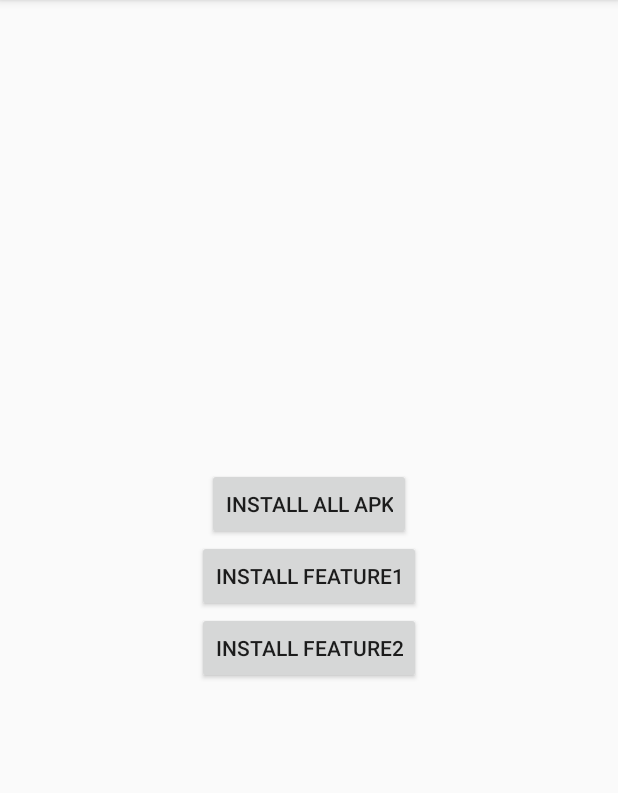
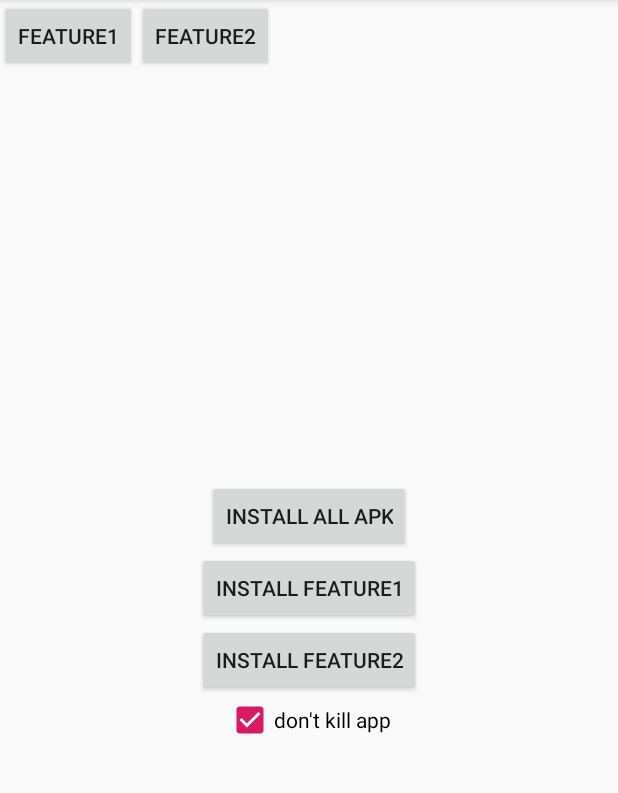
Before and after one commit to act262/ApkInstaller, an Android app: the screen it shows after launch (MainActivity), after a tap on "INSTALL ALL APK", on a phone screen of 412 x 824 dp, the part 84-877 px from its top. Run offline under Robolectric (Android 15) with nearby library versions, the phone set to English and light mode, and no system bars.

Commit message:
Update demo

```diff
--- a/app/src/main/java/io/zcx/apk/demo/MainActivity.kt
+++ b/app/src/main/java/io/zcx/apk/demo/MainActivity.kt
@@ -8,14 +8,15 @@ import android.os.Bundle
 import android.support.v4.app.ActivityCompat
 import android.support.v7.app.AppCompatActivity
 import android.view.View
-import android.view.ViewGroup
-import android.widget.Button
 import io.zcx.apk.ApkInstaller
 import io.zcx.apk.InstallParams
 import io.zcx.apk.InstallerCallback
-import org.jetbrains.anko.*
+import kotlinx.android.synthetic.main.activity_main.*
+import org.jetbrains.anko.alert
 import org.jetbrains.anko.appcompat.v7.Appcompat
-import org.jetbrains.anko.sdk27.coroutines.onClick
+import org.jetbrains.anko.noButton
+import org.jetbrains.anko.toast
+import org.jetbrains.anko.yesButton
 import java.io.File
 
 class MainActivity : AppCompatActivity() {
@@ -25,44 +26,10 @@ class MainActivity : AppCompatActivity() {
         setContentView(R.layout.activity_main)
 
         println("  $classLoader")
-
-
-        try {
-            val clazz = Class.forName("io.zcx.apk.dynamic_feature1.Feature1Activity")
-            val button = Button(this)
-            button.text = "feature1"
-            button.onClick {
-                alert(Appcompat, "Loaded feature1 apk", "Hi there") {
-                    yesButton {
-                        toast("Oh…")
-                        startActivity(Intent(this@MainActivity, clazz))
-                    }
-                    noButton {}
-                }.show()
-            }
-            addContentView(button, ViewGroup.LayoutParams(-2, -2))
-        } catch (e: Exception) {
-            e.printStackTrace()
     }
 
-
-        try {
-            val clazz = Class.forName("io.zcx.apk.dynamic_feature2.Feature2Activity")
-
-            frameLayout {
-                button("Feature1") {
-                    onClick {
-                        startActivity(Intent(this@MainActivity, clazz))
-                    }
-                }
-            }
-        } catch (e: Exception) {
-        }
-    }
-
-
     fun installApk(view: View) {
-
+        var dontKillApp = cb_dont_kill_app.isChecked
         when (view.id) {
             R.id.btn_install_all -> {
                 val apks = setOf(
@@ -70,20 +37,20 @@ class MainActivity : AppCompatActivity() {
                         File("/sdcard", "dynamic_feature2-debug.apk")
                 )
 
-                installApk(apks)
+                installApk(apks, dontKillApp)
             }
 
             R.id.btn_install_feature1 -> {
-                installApk(setOf(File("/sdcard/dynamic_feature1-debug.apk")))
+                installApk(setOf(File("/sdcard/dynamic_feature1-debug.apk")), dontKillApp)
             }
 
             R.id.btn_install_feature2 -> {
-                installApk(setOf(File("/sdcard/dynamic_feature2-debug.apk")))
+                installApk(setOf(File("/sdcard/dynamic_feature2-debug.apk")), dontKillApp)
             }
         }
     }
 
-    private fun installApk(apks: Set<File>) {
+    private fun installApk(apks: Set<File>, dontKillApp: Boolean) {
         // Check storage permission
         val re = checkCallingOrSelfPermission(Manifest.permission.WRITE_EXTERNAL_STORAGE)
         if (re == PackageManager.PERMISSION_DENIED) {
@@ -123,7 +90,7 @@ class MainActivity : AppCompatActivity() {
         val apkInstaller = ApkInstaller(this)
         apkInstaller.install(
                 InstallParams()
-                .setDontKillApp(true)
+                        .setDontKillApp(dontKillApp)
                         .allowTestOnly(true)
                         .setInstallApks(apks),
                 object : InstallerCallback {
@@ -143,4 +110,30 @@ class MainActivity : AppCompatActivity() {
                     }
                 })
     }
+
+    fun goFeature1(view: View) {
+        try {
+            val clazz = Class.forName("io.zcx.apk.dynamic_feature1.Feature1Activity")
+
+            alert(Appcompat, "Loaded feature1 apk", "Hi there") {
+                yesButton {
+                    toast("Oh…")
+                    startActivity(Intent(this@MainActivity, clazz))
                 }
+                noButton {}
+            }.show()
+        } catch (e: Exception) {
+            e.printStackTrace()
+        }
+    }
+
+    fun goFeature2(view: View) {
+        try {
+            val clazz = Class.forName("io.zcx.apk.dynamic_feature2.Feature2Activity")
+
+            startActivity(Intent(this@MainActivity, clazz))
+        } catch (e: Exception) {
+        }
+    }
+
+}
--- a/app/src/main/res/layout/activity_main.xml
+++ b/app/src/main/res/layout/activity_main.xml
@@ -3,9 +3,31 @@
     xmlns:tools="http://schemas.android.com/tools"
     android:layout_width="match_parent"
     android:layout_height="match_parent"
-    android:gravity="center"
     android:orientation="vertical"
     tools:context=".MainActivity">
+
+    <LinearLayout
+        android:layout_width="wrap_content"
+        android:layout_height="wrap_content">
+
+        <Button
+            android:layout_width="wrap_content"
+            android:layout_height="wrap_content"
+            android:onClick="goFeature1"
+            android:text="@string/title_dynamic_feature1" />
+
+        <Button
+            android:layout_width="wrap_content"
+            android:layout_height="wrap_content"
+            android:onClick="goFeature2"
+            android:text="@string/title_dynamic_feature2" />
+    </LinearLayout>
+
+    <LinearLayout
+        android:layout_width="match_parent"
+        android:layout_height="match_parent"
+        android:gravity="center"
+        android:orientation="vertical">
 
         <Button
             android:id="@+id/btn_install_all"
@@ -27,4 +49,12 @@
             android:layout_height="wrap_content"
             android:onClick="installApk"
             android:text="Install Feature2" />
+
+        <CheckBox
+            android:id="@+id/cb_dont_kill_app"
+            android:layout_width="wrap_content"
+            android:layout_height="wrap_content"
+            android:checked="true"
+            android:text="don't kill app" />
     </LinearLayout>
+</LinearLayout>
```
Lines whose indentation alone changed are shown as unchanged.
